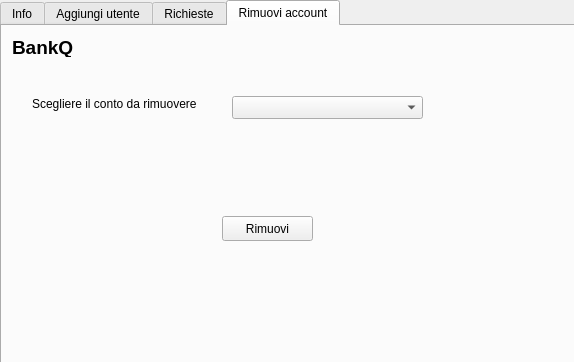
Above: BankQ/admininfo.ui from marcofranceschini/p2_project before the change. Below: the same form after it.
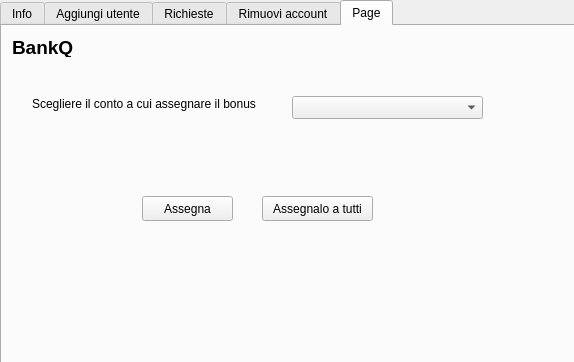
That is the form after the change.

Commit message: Richieste e ricezione bonus quasi complete

The edit to the form file:
```diff
--- a/BankQ/admininfo.ui
+++ b/BankQ/admininfo.ui
@@ -23,7 +23,7 @@
     </rect>
    </property>
    <property name="currentIndex">
-    <number>3</number>
+    <number>4</number>
    </property>
    <widget class="QWidget" name="tab">
     <attribute name="title">
@@ -604,7 +604,7 @@
       <rect>
        <x>30</x>
        <y>70</y>
-       <width>201</width>
+       <width>191</width>
        <height>16</height>
       </rect>
      </property>
@@ -623,6 +623,73 @@
      </property>
     </widget>
    </widget>
+   <widget class="QWidget" name="tab_5">
+    <attribute name="title">
+     <string>Page</string>
+    </attribute>
+    <widget class="QLabel" name="label_69">
+     <property name="geometry">
+      <rect>
+       <x>10</x>
+       <y>10</y>
+       <width>71</width>
+       <height>21</height>
+      </rect>
+     </property>
+     <property name="text">
+      <string>&lt;html&gt;&lt;head/&gt;&lt;body&gt;&lt;p&gt;&lt;span style=&quot; font-size:14pt; font-weight:600;&quot;&gt;BankQ&lt;/span&gt;&lt;/p&gt;&lt;/body&gt;&lt;/html&gt;</string>
+     </property>
+    </widget>
+    <widget class="QLabel" name="label_27">
+     <property name="geometry">
+      <rect>
+       <x>30</x>
+       <y>70</y>
+       <width>261</width>
+       <height>16</height>
+      </rect>
+     </property>
+     <property name="text">
+      <string>Scegliere il conto a cui assegnare il bonus</string>
+     </property>
+    </widget>
+    <widget class="QComboBox" name="comboBox_2">
+     <property name="geometry">
+      <rect>
+       <x>290</x>
+       <y>70</y>
+       <width>191</width>
+       <height>23</height>
+      </rect>
+     </property>
+    </widget>
+    <widget class="QToolButton" name="toolButton_5">
+     <property name="geometry">
+      <rect>
+       <x>140</x>
+       <y>170</y>
+       <width>91</width>
+       <height>25</height>
+      </rect>
+     </property>
+     <property name="text">
+      <string>Assegna</string>
+     </property>
+    </widget>
+    <widget class="QToolButton" name="toolButton_6">
+     <property name="geometry">
+      <rect>
+       <x>260</x>
+       <y>170</y>
+       <width>111</width>
+       <height>25</height>
+      </rect>
+     </property>
+     <property name="text">
+      <string>Assegnalo a tutti</string>
+     </property>
+    </widget>
+   </widget>
   </widget>
  </widget>
  <resources/>
```
The commit also changes 23 other files.
